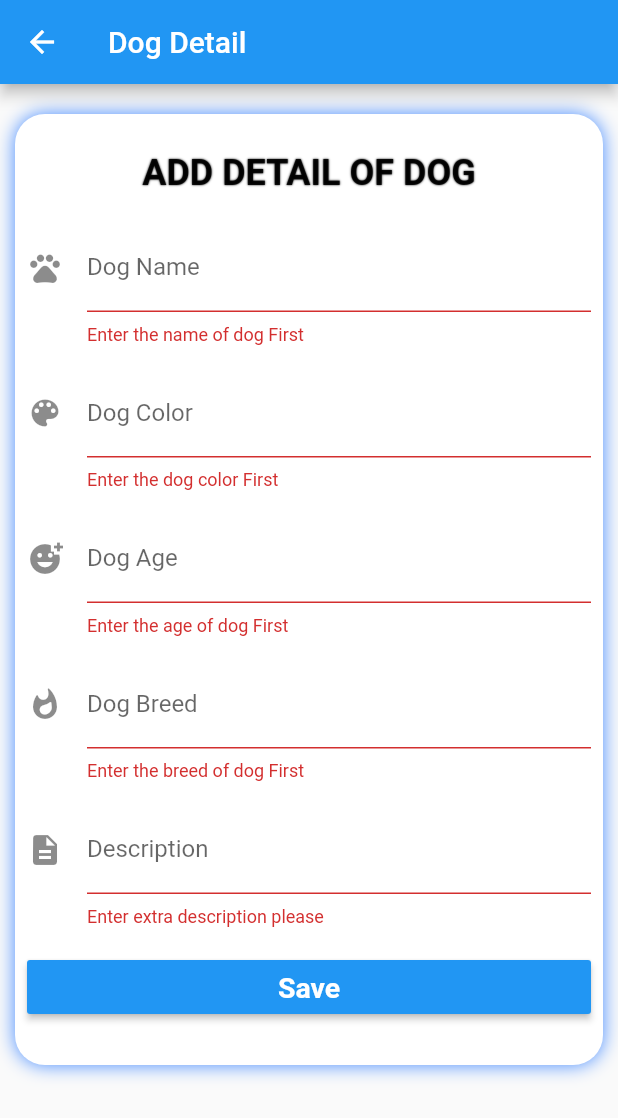
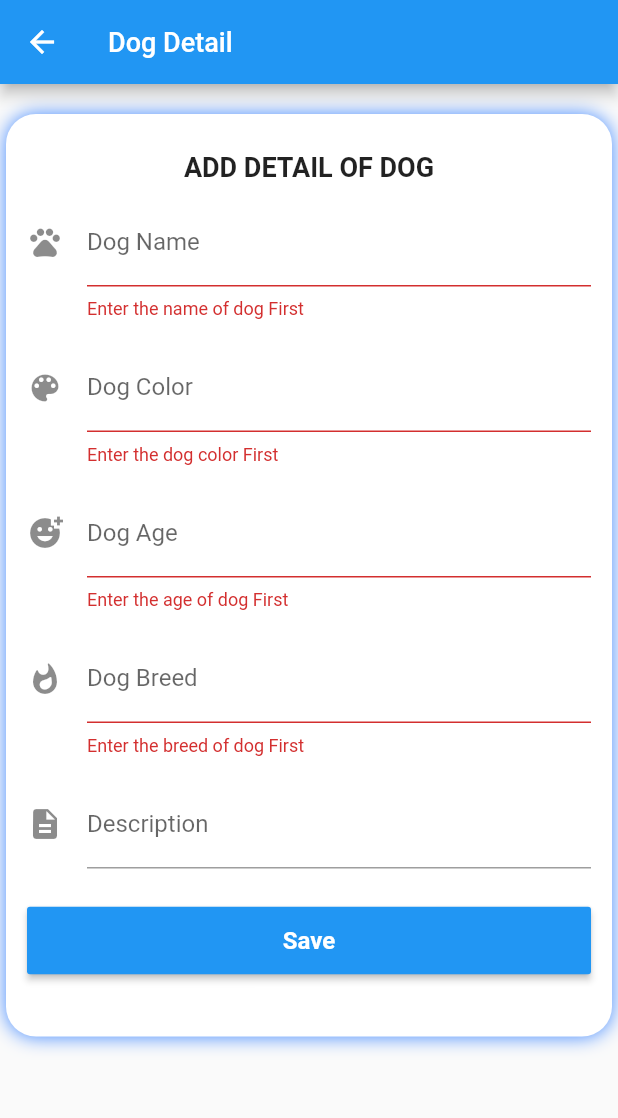
Before and after one commit to DavinderSingh-ds/Dogs_diary, a Flutter app: the EnterDetail screen opened directly, after a tap on "Save", on a phone screen of 412 x 824 dp. Shown: the top 1118 px of the screen. Run offline on Flutter 3.47's test engine with Material 2 defaults, Android fonts, the phone set to English and light mode, and no system bars; our stand-ins replace fluttertoast, progress_indicators, sqflite; missing offline and left inert: diamond_bottom_bar, flutter_slimy_card, simple_speed_dial; accounts and stored records are empty; Roboto replaces fonts that are missing (Times New Roman).

Commit message:
Main_app_Fontsize_changed

```diff
--- a/lib/Screens/AvailableDogs.dart
+++ b/lib/Screens/AvailableDogs.dart
@@ -47,7 +47,7 @@ class _AvailableDogsState extends State<AvailableDogs> {
                     '👀 Dogs Collection 🐕',
                     style: TextStyle(
                       color: Colors.black,
-                      fontSize: 23,
+                      fontSize: 2,
                       fontWeight: FontWeight.bold,
                     ),
                   ),
--- a/lib/Screens/EnterDetail.dart
+++ b/lib/Screens/EnterDetail.dart
@@ -1,3 +1,5 @@
+import 'dart:ffi';
+
 import 'package:dog_app/Database/Database.dart';
 import 'package:dog_app/Database/DogsTable.dart';
 import 'package:flutter/material.dart';
@@ -31,13 +33,15 @@ class _EnterDetailState extends State<EnterDetail> {
   Widget build(BuildContext context) {
     return Scaffold(
       appBar: AppBar(
-        title: Text('Dog Detail'),
+        title: Text(
+          'Dog Detail',
+          style: TextStyle(fontSize: 18),
+        ),
       ),
       body: ListView(
         children: [
           Padding(
-            padding:
-                const EdgeInsets.only(top: 20, right: 10, left: 10, bottom: 10),
+            padding: const EdgeInsets.only(top: 20, right: 4, left: 4),
             child: Container(
               decoration: BoxDecoration(
                 color: Colors.white,
@@ -54,20 +58,11 @@ class _EnterDetailState extends State<EnterDetail> {
                   Padding(
                     padding: const EdgeInsets.only(
                       top: 25,
-                      bottom: 10,
                     ),
                     child: Text(
                       'ADD DETAIL OF DOG',
-                      style: TextStyle(
-                        fontSize: 24,
-                        fontWeight: FontWeight.bold,
-                        fontFamily: 'Times New Roman',
-                        shadows: [
-                          Shadow(
-                            blurRadius: 1,
-                          ),
-                        ],
-                      ),
+                      style:
+                          TextStyle(fontSize: 18, fontWeight: FontWeight.bold),
                     ),
                   ),
                   Form(
@@ -79,7 +74,8 @@ class _EnterDetailState extends State<EnterDetail> {
                           height: 2,
                         ),
                         Padding(
-                          padding: const EdgeInsets.all(8.0),
+                          padding: const EdgeInsets.only(
+                              top: 8, left: 14, right: 14),
                           child: TextFormField(
                             controller: _nameController,
                             textInputAction: TextInputAction.next,
@@ -97,7 +93,8 @@ class _EnterDetailState extends State<EnterDetail> {
                           ),
                         ),
                         Padding(
-                          padding: const EdgeInsets.all(8.0),
+                          padding: const EdgeInsets.only(
+                              top: 16, left: 14, right: 14),
                           child: TextFormField(
                             controller: _colorController,
                             textInputAction: TextInputAction.next,
@@ -115,7 +112,8 @@ class _EnterDetailState extends State<EnterDetail> {
                           ),
                         ),
                         Padding(
-                          padding: const EdgeInsets.all(8.0),
+                          padding: const EdgeInsets.only(
+                              top: 16, left: 14, right: 14),
                           child: TextFormField(
                             controller: _amountController,
                             textInputAction: TextInputAction.next,
@@ -134,7 +132,8 @@ class _EnterDetailState extends State<EnterDetail> {
                           ),
                         ),
                         Padding(
-                          padding: const EdgeInsets.all(8.0),
+                          padding: const EdgeInsets.only(
+                              top: 16, left: 14, right: 14),
                           child: TextFormField(
                             controller: _descriptionController,
                             textInputAction: TextInputAction.next,
@@ -152,16 +151,11 @@ class _EnterDetailState extends State<EnterDetail> {
                           ),
                         ),
                         Padding(
-                          padding: const EdgeInsets.all(8.0),
+                          padding: const EdgeInsets.only(
+                              top: 16, left: 14, right: 14),
                           child: TextFormField(
                             controller: _dateController,
-                            textInputAction: TextInputAction.next,
-                            validator: (des) {
-                              if (des!.isEmpty) {
-                                return 'Enter extra description please';
-                              }
-                              return null;
-                            },
+                            textInputAction: TextInputAction.done,
                             decoration: InputDecoration(
                               labelText: 'Description',
                               hintText: 'Enter extra info of Dog',
@@ -170,16 +164,18 @@ class _EnterDetailState extends State<EnterDetail> {
                           ),
                         ),
                         Padding(
-                          padding: const EdgeInsets.all(8.0),
+                          padding: const EdgeInsets.only(
+                              top: 24, left: 14, right: 14),
                           child: MaterialButton(
                             color: Colors.blue,
+                            height: 45,
                             child: Text(
                               widget.buttonName != null
                                   ? widget.buttonName!
                                   : 'Save',
                               style: TextStyle(
                                   color: Colors.white,
-                                  fontSize: 19,
+                                  fontSize: 16,
                                   fontWeight: FontWeight.bold),
                             ),
                             onPressed: () {
@@ -215,7 +211,7 @@ class _EnterDetailState extends State<EnterDetail> {
                           ),
                         ),
                         SizedBox(
-                          height: 20,
+                          height: 40,
                         ),
                       ],
                     ),
--- a/lib/Screens/Feeds.dart
+++ b/lib/Screens/Feeds.dart
@@ -152,7 +152,7 @@ topWidget() {
           ),
           Text(
             'A Dog',
-            style: TextStyle(color: Colors.white, fontSize: 18),
+            style: TextStyle(color: Colors.white, fontSize: 14),
           ),
           SizedBox(
             height: 5,
--- a/lib/Screens/MyHomepage.dart
+++ b/lib/Screens/MyHomepage.dart
@@ -37,7 +37,7 @@ class _MyHomePageState extends State<MyHomePage> {
           title: Text(
             "Dogs Diary 🐩",
             style: TextStyle(
-              fontSize: 26,
+              fontSize: 18,
               fontWeight: FontWeight.bold,
               color: Colors.deepPurple,
             ),
--- a/lib/Screens/Profile.dart
+++ b/lib/Screens/Profile.dart
@@ -59,7 +59,7 @@ class _ProfileState extends State<Profile> {
         elevation: 0,
         title: Text(
           'Profile',
-          style: TextStyle(color: Colors.black87),
+          style: TextStyle(color: Colors.black87, fontSize: 16),
         ),
         leading: Icon(
           Icons.menu,
@@ -143,7 +143,7 @@ class _ProfileState extends State<Profile> {
                                             '${dogModel.userName}',
                                             style: TextStyle(
                                               fontWeight: FontWeight.bold,
-                                              fontSize: 15,
+                                              fontSize: 14,
                                             ),
                                           ),
                                         ],
```
Also changed, not shown: lib/Screens/Dashboard.dart (+6 -15 lines).
